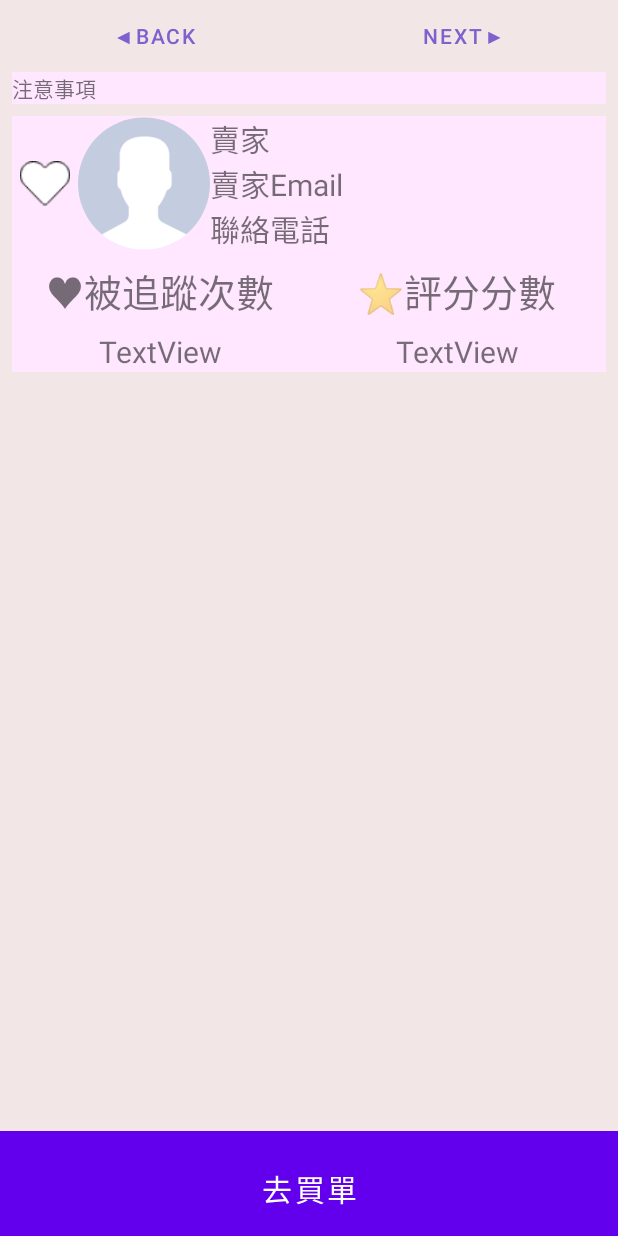
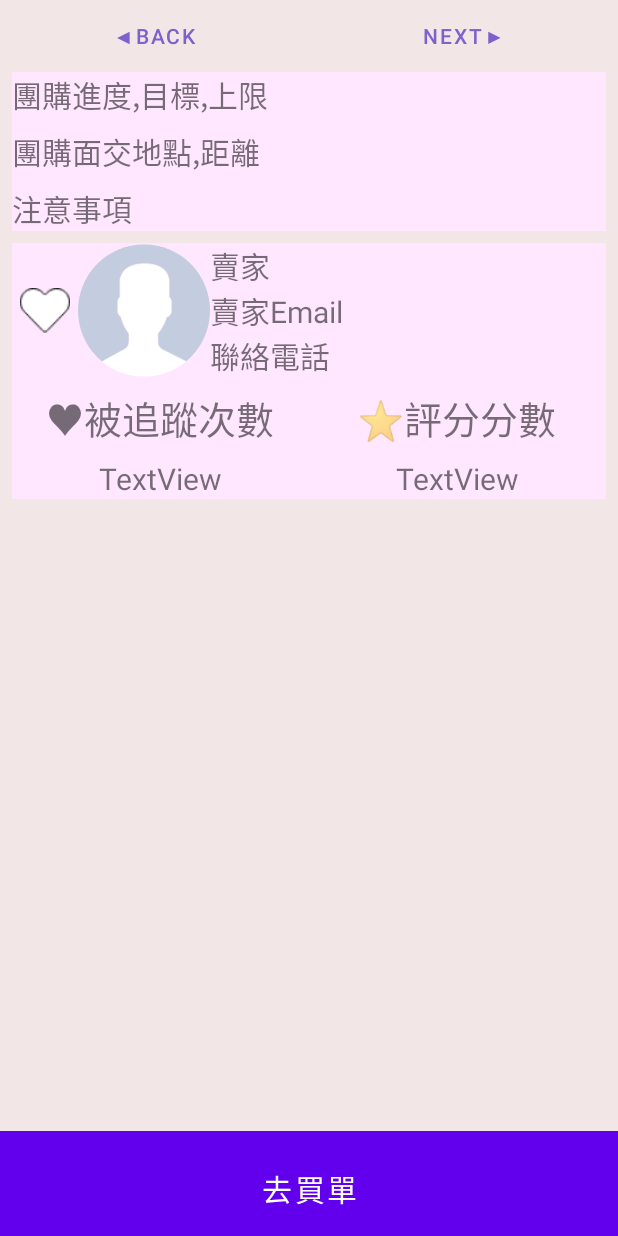
Before and after one commit to bluegate09/iamin, an Android app: the layout fragment_merchbrowse.xml on its own in the app's theme, with its tools: preview values and no code run, on a phone screen of 412 x 824 dp. Run offline under Robolectric (Android 15) with nearby library versions, the light colour scheme and no system bars.

Commit message:
下單失敗會將商品頁面的 進度 目標 最大上限 set成買單當下最新 2021/07/24

```diff
--- a/app/src/main/res/layout/fragment_merchbrowse.xml
+++ b/app/src/main/res/layout/fragment_merchbrowse.xml
@@ -62,11 +62,30 @@
                     android:background="@color/colorSecondaryLight"
                     android:orientation="vertical">
 
+
+                    <TextView
+                        android:id="@+id/txv_group_progress"
+                        android:layout_width="match_parent"
+                        android:layout_height="wrap_content"
+                        android:layout_marginBottom="8dp"
+                        android:text="團購進度,目標,上限"
+                        android:textSize="20sp" />
+
+                    <TextView
+                        android:id="@+id/txv_group_location"
+                        android:layout_width="match_parent"
+                        android:layout_height="wrap_content"
+                        android:layout_marginBottom="8dp"
+                        android:text="團購面交地點,距離"
+                        android:textSize="20sp" />
+
+
                     <TextView
                         android:id="@+id/txv_caution"
                         android:layout_width="match_parent"
                         android:layout_height="wrap_content"
-                        android:text="注意事項" />
+                        android:text="注意事項"
+                        android:textSize="20sp" />
                 </LinearLayout>
 
                 <LinearLayout
```
Also changed, not shown: app/src/main/java/idv/tfp10101/iamin/HomeFragment.java (+28 -39 lines), app/src/main/java/idv/tfp10101/iamin/MerchbrowseFragment.java (+103 -17 lines).
